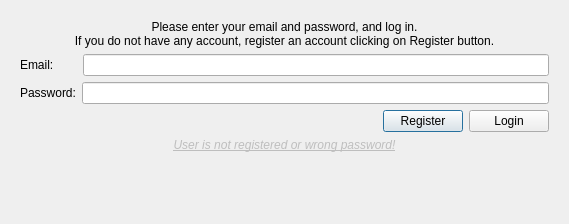
Old version of the form desktop_application/ui/logindialog.ui in the repository cihansenyuz/project_gym.
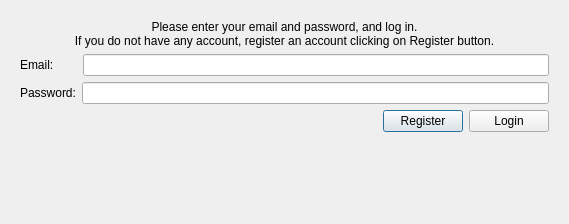
New version of the form.

Commit message: user login action fully implemented

The edit to the form file:
```diff
--- a/desktop_application/ui/logindialog.ui
+++ b/desktop_application/ui/logindialog.ui
@@ -98,7 +98,7 @@
        <item>
         <widget class="QLabel" name="login_fail_message">
          <property name="enabled">
-          <bool>false</bool>
+          <bool>true</bool>
          </property>
          <property name="font">
           <font>
@@ -108,7 +108,7 @@
           </font>
          </property>
          <property name="text">
-          <string>User is not registered or wrong password!</string>
+          <string/>
          </property>
          <property name="alignment">
           <set>Qt::AlignCenter</set>
```
The commit also changes 8 other files.
